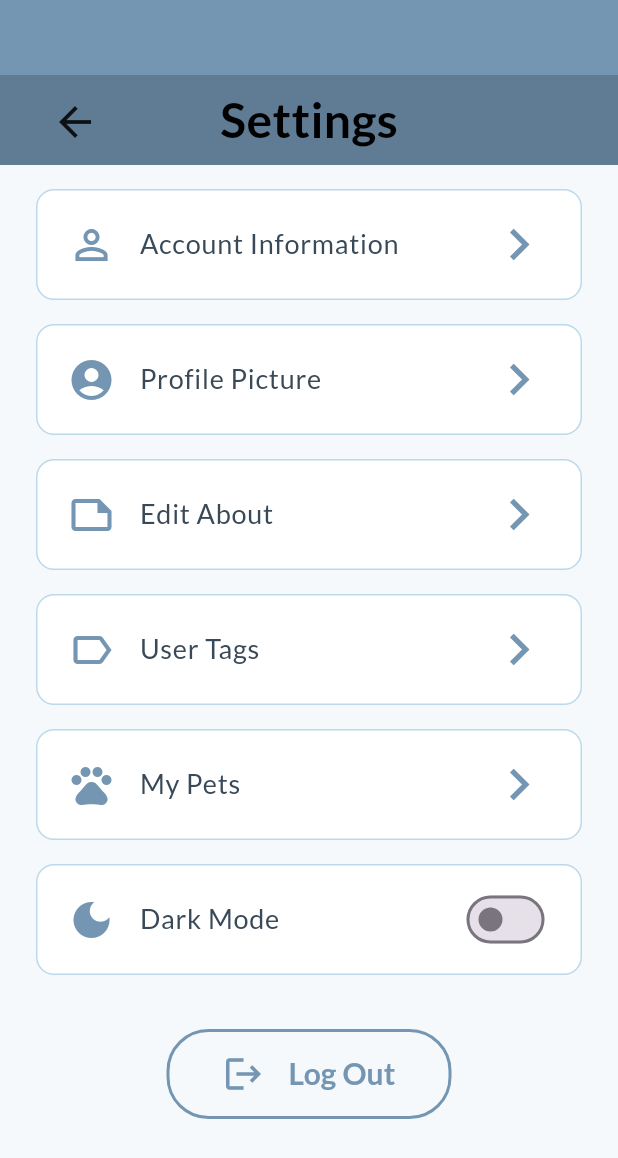
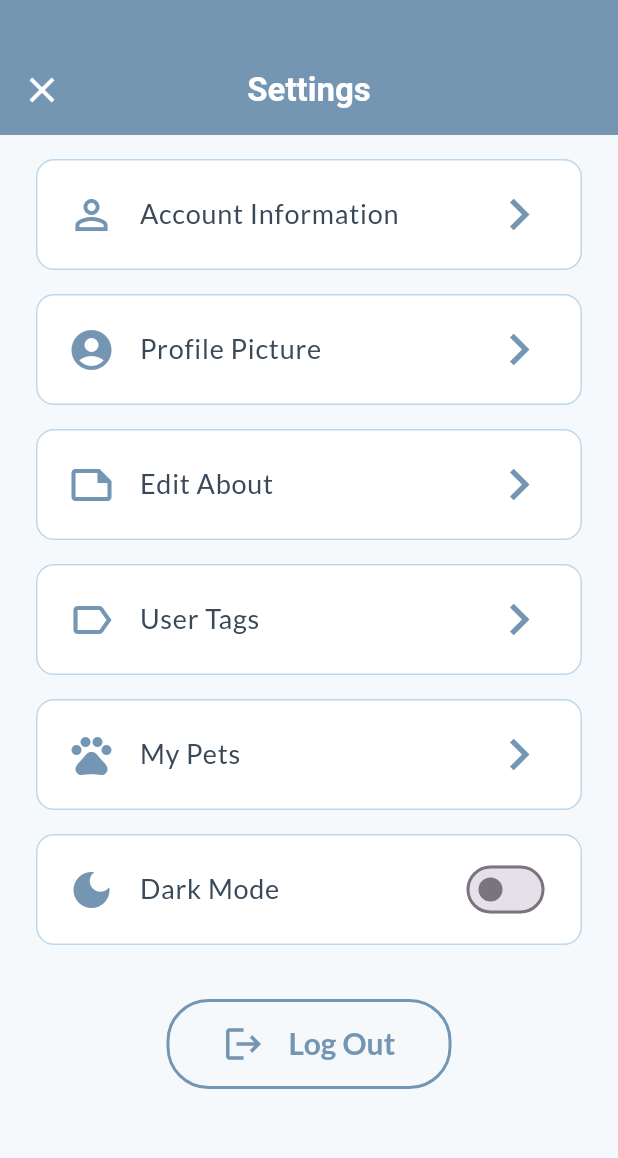
Before and after one commit to dluzong/TheDailyTail, a Flutter app: the UserSettingsScreen screen opened directly, on a phone screen of 412 x 824 dp. Shown: the top 1158 px of the screen. Run offline on Flutter 3.47's test engine with Material 3 defaults, Android fonts, the phone set to English and light mode, and no system bars; our stand-ins replace flutter_dotenv, google_fonts, image_picker, lottie, shared_preferences, smooth_page_indicator and 3 more; accounts and stored records are empty.

Commit message:
fixed logo disappearing bug, fixed header for three screens

```diff
--- a/frontend/lib/screens/user_settings.dart
+++ b/frontend/lib/screens/user_settings.dart
@@ -448,19 +448,14 @@ class _UserSettingsScreenState extends State<UserSettingsScreen>
 
   @override
   Widget build(BuildContext context) {
-    final Color outerBlue = Theme.of(context).brightness == Brightness.dark
-        ? const Color(0xFF3A5A75)
-        : const Color(0xFF7496B3);
-    final Color innerBlue = Theme.of(context).brightness == Brightness.dark
-        ? const Color(0xFF4A6B85)
-        : const Color(0xFF5F7C94);
-
     return PopScope(
       canPop: false,
       onPopInvokedWithResult: (didPop, result) async {
         if (!didPop) {
           final shouldPop = await _onWillPop();
-          if (shouldPop && mounted) {            // ignore: use_build_context_synchronously            Navigator.of(context).pop();
+          if (shouldPop && mounted) {
+            // ignore: use_build_context_synchronously
+            Navigator.of(context).pop();
           }
         }
       },
@@ -468,52 +463,38 @@ class _UserSettingsScreenState extends State<UserSettingsScreen>
         backgroundColor: Theme.of(context).brightness == Brightness.dark
             ? const Color(0xFF121212)
             : Colors.white,
+        appBar: AppBar(
+          backgroundColor: Theme.of(context).brightness == Brightness.dark
+              ? const Color(0xFF2A4A65)
+              : const Color(0xFF7496B3),
+          foregroundColor: Colors.white,
+          elevation: 0,
+          toolbarHeight: 90,
+          title: Padding(
+            padding: const EdgeInsets.only(top: 30),
+            child: Text(
+              'Settings',
+              style: GoogleFonts.inknutAntiqua(
+                fontSize: 22,
+                fontWeight: FontWeight.bold,
+                color: Colors.white,
+              ),
+            ),
+          ),
+          leading: Padding(
+            padding: const EdgeInsets.only(top: 30),
+            child: IconButton(
+              icon: const Icon(Icons.close),
+              iconSize: 28,
+              onPressed: () => Navigator.of(context).pop(),
+            ),
+          ),
+          centerTitle: true,
+        ),
         resizeToAvoidBottomInset: true,
         body: SingleChildScrollView(
           child: Column(
             children: [
-              // Outer blue bar (50px)
-              Container(height: 50, color: outerBlue),
-
-              // Inner blue bar with close button and title (60px)
-              Container(
-                height: 60,
-                width: double.infinity,
-                color: innerBlue,
-                padding: const EdgeInsets.symmetric(horizontal: 16),
-                child: Stack(
-                  alignment: Alignment.center,
-                  children: [
-                    Positioned(
-                      left: 10,
-                      top: 2,
-                      bottom: 0,
-                      child: IconButton(
-                        iconSize: 32.0,
-                        icon: Icon(Icons.arrow_back,
-                            color: Theme.of(context).brightness == Brightness.dark
-                                ? Colors.white
-                                : Colors.black87),
-                        onPressed: () => Navigator.of(context).pop(),
-                        tooltip: 'Back',
-                      ),
-                    ),
-                    Center(
-                      child: Text(
-                        'Settings',
-                        style: GoogleFonts.lato(
-                          fontWeight: FontWeight.bold,
-                          fontSize: 32,
-                          color: Theme.of(context).brightness == Brightness.dark
-                              ? Colors.white
-                              : Colors.black,
-                        ),
-                      ),
-                    ),
-                  ],
-                ),
-              ),
-
               // Body content
               Container(
                 color: Theme.of(context).brightness == Brightness.dark
```
Also changed, not shown: frontend/lib/screens/all_pets_screen.dart (+28 -19 lines), frontend/lib/screens/explore_orgs_screen.dart (+11 -2 lines), frontend/lib/screens/profile_screen.dart (+184 -82 lines), frontend/lib/shared/app_layout.dart (+27 -2 lines).
